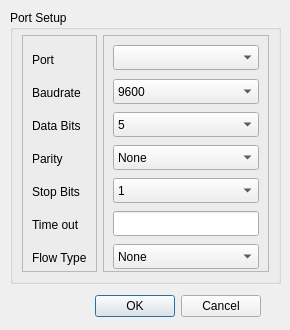
Before: the Qt Designer form PortSetup_child.ui in Alpaka1017/PHD-Ultra-Series-Remote-Control-GUI-PyQt6-, drawn with Qt 5.
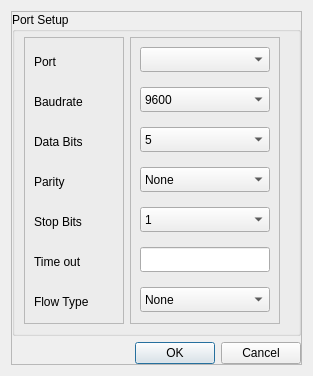
After: the same form once the commit is applied.

What changed in the file:
```diff
--- a/PortSetup_child.ui
+++ b/PortSetup_child.ui
@@ -6,8 +6,8 @@
    <rect>
     <x>0</x>
     <y>0</y>
-    <width>290</width>
-    <height>330</height>
+    <width>313</width>
+    <height>366</height>
    </rect>
   </property>
   <property name="windowTitle">
@@ -16,31 +16,32 @@
   <property name="styleSheet">
    <string notr="true"/>
   </property>
-  <widget class="QDialogButtonBox" name="buttonBox">
-   <property name="geometry">
-    <rect>
-     <x>60</x>
-     <y>290</y>
-     <width>201</width>
-     <height>32</height>
-    </rect>
-   </property>
-   <property name="orientation">
-    <enum>Qt::Horizontal</enum>
-   </property>
-   <property name="standardButtons">
-    <set>QDialogButtonBox::Cancel|QDialogButtonBox::Ok</set>
-   </property>
-  </widget>
+  <layout class="QGridLayout" name="gridLayout_5">
+   <item row="0" column="0">
+    <layout class="QGridLayout" name="gridLayout_4">
+     <item row="0" column="0">
+      <widget class="QFrame" name="frame_3">
+       <property name="frameShape">
+        <enum>QFrame::StyledPanel</enum>
+       </property>
+       <property name="frameShadow">
+        <enum>QFrame::Raised</enum>
+       </property>
+       <layout class="QGridLayout" name="gridLayout_3">
+        <property name="leftMargin">
+         <number>0</number>
+        </property>
+        <property name="topMargin">
+         <number>0</number>
+        </property>
+        <property name="rightMargin">
+         <number>0</number>
+        </property>
+        <property name="bottomMargin">
+         <number>0</number>
+        </property>
+        <item row="0" column="0">
   <widget class="QGroupBox" name="groupBox">
-   <property name="geometry">
-    <rect>
-     <x>10</x>
-     <y>10</y>
-     <width>271</width>
-     <height>274</height>
-    </rect>
-   </property>
    <property name="title">
     <string>Port Setup</string>
    </property>
@@ -50,6 +51,18 @@
     </property>
     <item>
      <widget class="QFrame" name="frame">
+             <property name="minimumSize">
+              <size>
+               <width>100</width>
+               <height>0</height>
+              </size>
+             </property>
+             <property name="maximumSize">
+              <size>
+               <width>200</width>
+               <height>16777215</height>
+              </size>
+             </property>
       <property name="frameShape">
        <enum>QFrame::StyledPanel</enum>
       </property>
@@ -203,13 +216,13 @@
      <widget class="QFrame" name="frame_2">
       <property name="minimumSize">
        <size>
-        <width>130</width>
+               <width>150</width>
         <height>0</height>
        </size>
       </property>
       <property name="maximumSize">
        <size>
-        <width>170</width>
+               <width>16777215</width>
         <height>16777215</height>
        </size>
       </property>
@@ -449,8 +462,38 @@
       </layout>
      </widget>
     </item>
-   </layout>
-  </widget>
+           <item>
+            <spacer name="horizontalSpacer">
+             <property name="orientation">
+              <enum>Qt::Horizontal</enum>
+             </property>
+             <property name="sizeHint" stdset="0">
+              <size>
+               <width>1</width>
+               <height>1</height>
+              </size>
+             </property>
+            </spacer>
+           </item>
+          </layout>
+         </widget>
+        </item>
+        <item row="1" column="0">
+         <widget class="QDialogButtonBox" name="buttonBox">
+          <property name="orientation">
+           <enum>Qt::Horizontal</enum>
+          </property>
+          <property name="standardButtons">
+           <set>QDialogButtonBox::Cancel|QDialogButtonBox::Ok</set>
+          </property>
+         </widget>
+        </item>
+       </layout>
+      </widget>
+     </item>
+    </layout>
+   </item>
+  </layout>
  </widget>
  <resources/>
  <connections>
```
Lines whose indentation alone changed are shown as unchanged.
